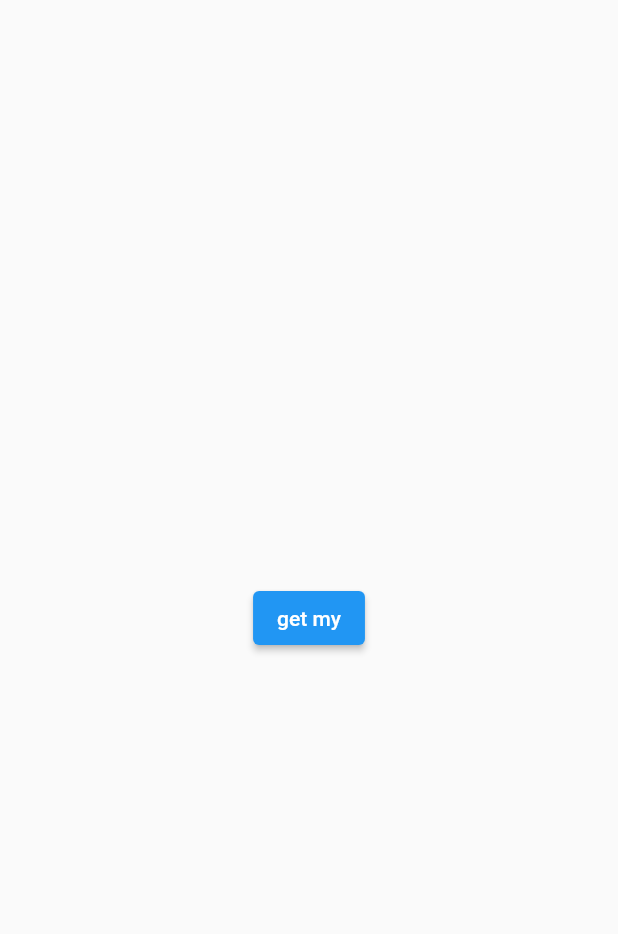
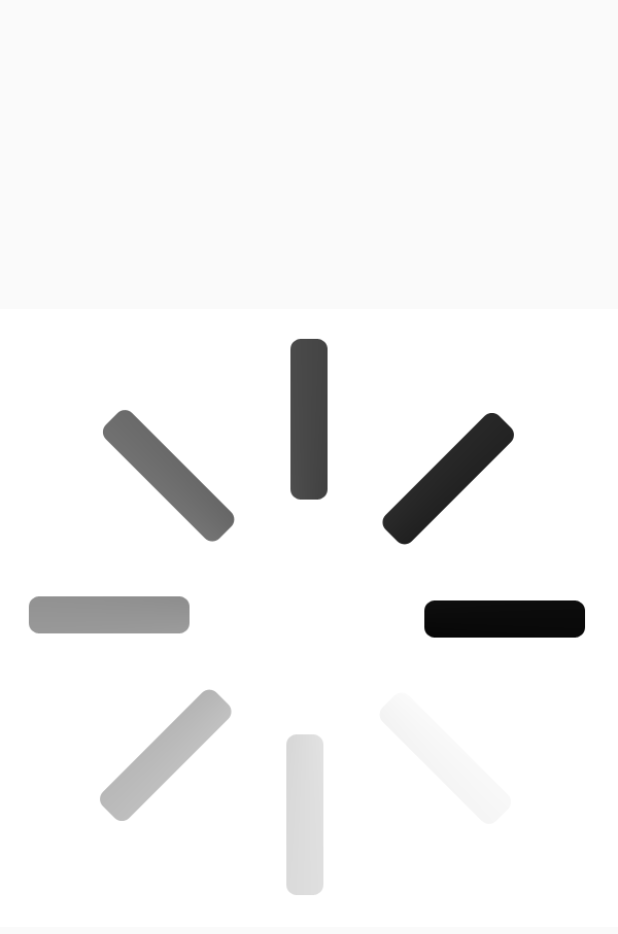
Before and after one commit to aksrud/Weather_app, a Flutter app: the screen it shows after launch, on a phone screen of 412 x 824 dp. Shown: the top 934 px of the screen. Run offline on Flutter 3.47's test engine with Material 2 defaults, Android fonts, the light colour scheme and no system bars; our stand-ins replace geolocator; network calls fail.

Commit message:
really end

```diff
--- a/lib/screens/loading.dart
+++ b/lib/screens/loading.dart
@@ -45,13 +45,7 @@ class _LoadingState extends State<Loading> {
   @override
   Widget build(BuildContext context) {
     return Scaffold(
-      body: Center(
-        child: ElevatedButton(
-          onPressed: () {
-          },
-          child: Text('get my'),
-        )
-      ),
+      body: Center(child: Image.asset('images/loading.gif'))
     );
   }
 }
```
Also changed, not shown: lib/screens/detail_weather.dart (+4 -5 lines), lib/screens/weather_screen.dart (+4 -5 lines), images/loading.gif (added).
